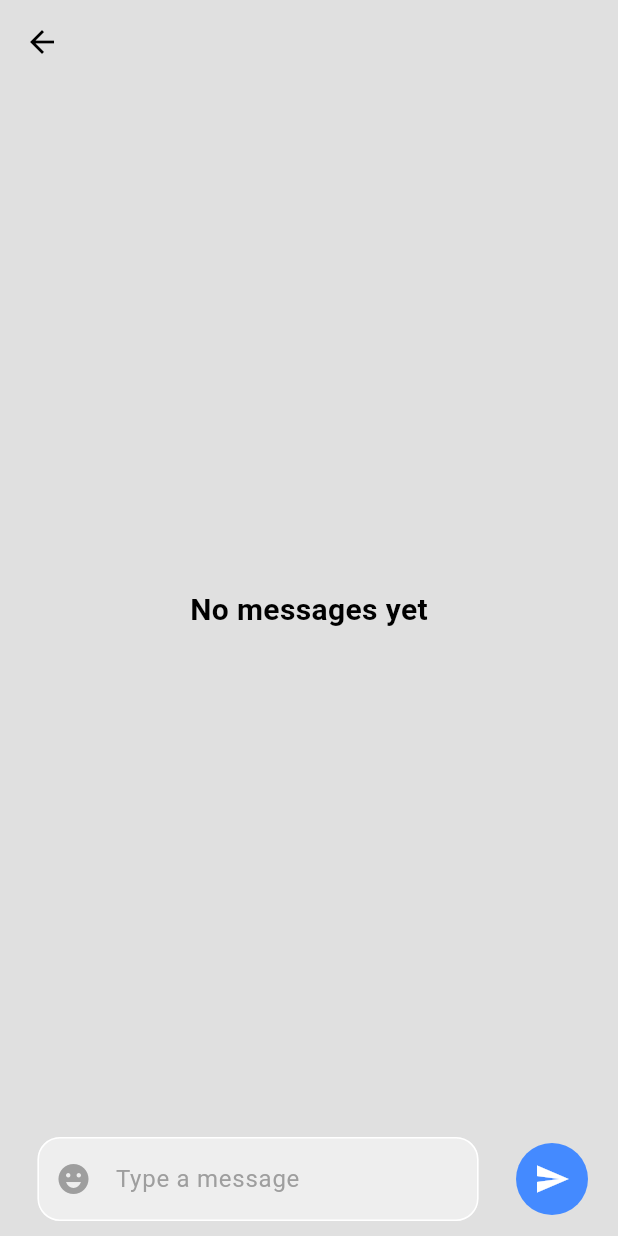
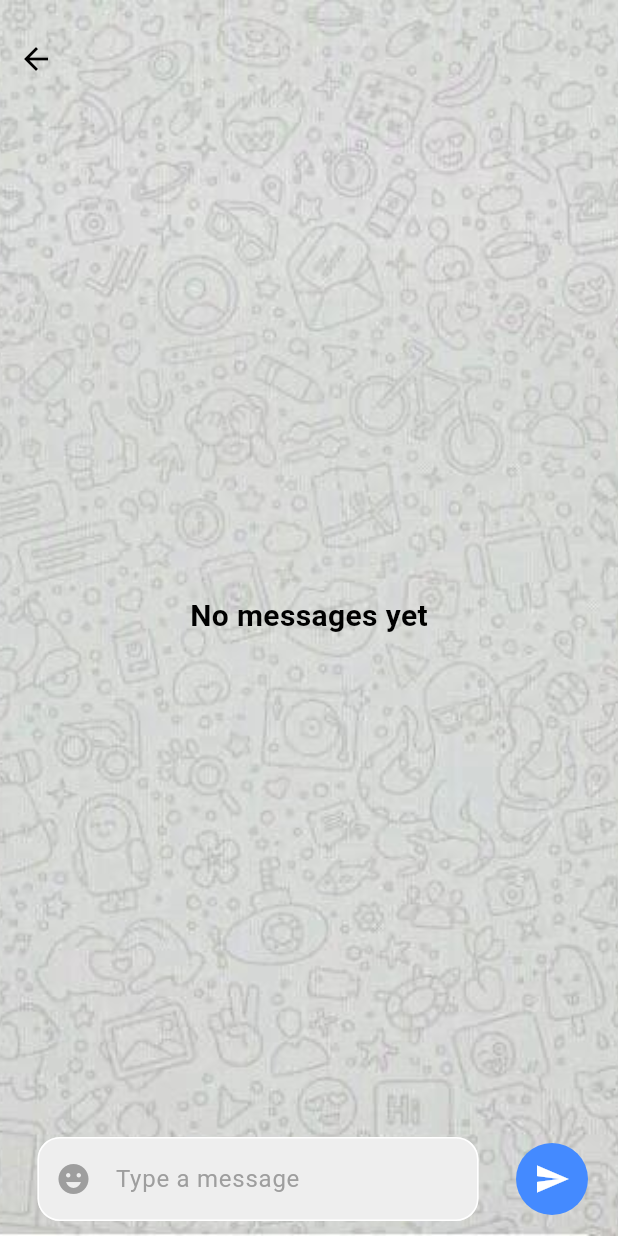
Before and after one commit to danielAdrah/talky, a Flutter app: the ChatView screen opened directly with empty values, on a phone screen of 412 x 824 dp. Run offline on Flutter 3.47's test engine with Material 3 defaults, Android fonts, the phone set to English and light mode, and no system bars; our stand-ins replace animate_do, cloud_firestore, firebase_auth, firebase_core, get_storage; accounts and stored records are empty; network calls fail.

Commit message:
some improvment

```diff
--- a/lib/model/message_model.dart
+++ b/lib/model/message_model.dart
@@ -6,6 +6,7 @@ class MessageModel {
   final String receiverID;
   final String message;
   final Timestamp timestamp;
+  bool isRead;
 
   MessageModel({
     required this.senderID,
@@ -13,6 +14,7 @@ class MessageModel {
     required this.receiverID,
     required this.message,
     required this.timestamp,
+    this.isRead = false,
   });
 
   Map<String, dynamic> toMap() {
--- a/lib/view/chat_view.dart
+++ b/lib/view/chat_view.dart
@@ -1,4 +1,4 @@
-// ignore_for_file: prefer_const_literals_to_create_immutables
+// ignore_for_file: prefer_const_literals_to_create_immutables, unused_local_variable
 
 import 'package:cloud_firestore/cloud_firestore.dart';
 import 'package:flutter/material.dart';
@@ -31,6 +31,7 @@ class _ChatViewState extends State<ChatView> {
   @override
   void initState() {
     super.initState();
+
     myFocusNode.addListener(() {
       if (myFocusNode.hasFocus) {
         Future.delayed(
@@ -72,19 +73,49 @@ class _ChatViewState extends State<ChatView> {
 
   @override
   Widget build(BuildContext context) {
+    var height = MediaQuery.of(context).size.height;
+    bool isDarkMode =
+        Provider.of<ThemeProvider>(context, listen: false).isDarkMode;
     return SafeArea(
       child: Scaffold(
-        appBar: AppBar(
-          backgroundColor: Colors.transparent,
-          centerTitle: true,
-          title: Text(
+        // appBar: AppBar(
+        //   elevation: 0,
+        //   backgroundColor: Colors.transparent,
+        //   centerTitle: true,
+        //   title: Text(
+        //     widget.recieverEmail,
+        //     style:
+        //         TextStyle(color: Theme.of(context).colorScheme.inversePrimary),
+        //   ),
+        // ),
+        body: Container(
+          height: height,
+          decoration: BoxDecoration(
+              image: DecorationImage(
+                  image: AssetImage(isDarkMode
+                      ? "assets/img/dark.jpg"
+                      : "assets/img/light.jpg"),
+                  fit: BoxFit.cover)),
+          child: Column(
+            children: [
+              SizedBox(height: 15),
+              Row(
+                children: [
+                  IconButton(
+                      onPressed: () {
+                        Navigator.pop(context);
+                      },
+                      icon: Icon(Icons.arrow_back)),
+                  SizedBox(width: 80),
+                  Text(
                     widget.recieverEmail,
-            style:
-                TextStyle(color: Theme.of(context).colorScheme.inversePrimary),
+                    style: TextStyle(
+                        color: Theme.of(context).colorScheme.inversePrimary,
+                        fontSize: 20,
+                        fontWeight: FontWeight.bold),
                   ),
+                ],
               ),
-        body: Column(
-          children: [
               Expanded(
                 child: buildMessageList(),
               ),
@@ -126,6 +157,7 @@ class _ChatViewState extends State<ChatView> {
                 ),
               )
             ],
+          ),
         ),
       ),
     );
@@ -186,6 +218,11 @@ class _ChatViewState extends State<ChatView> {
     DateTime dateTime = timestamp.toDate();
     String messageDate = dateTime.toString().substring(11, 16);
 
+    //the status of the message
+    bool isRead = data['isRead'] ?? false;
+
+    print("Message ID: ${doc.id}, Is Read: $isRead");
+
     //align the message depending on the sender is the current user
     var alignment =
         isCurrentUser ? Alignment.centerRight : Alignment.centerLeft;
@@ -198,6 +235,7 @@ class _ChatViewState extends State<ChatView> {
           isCurrentUser: isCurrentUser,
           messageId: doc.id,
           userId: data['senderID'],
+          isRead: isRead,
         ));
   }
 
```
Also changed, not shown: lib/components/chat_bubble.dart (+11 -7 lines), lib/services/chat/chat_service.dart (+19 -1 lines), lib/view/login.dart (+54 -28 lines), lib/view/sing_up.dart (+11 -17 lines), assets/img/dark.jpg (added), assets/img/light.jpg (added). Lines whose indentation alone changed are shown as unchanged.
